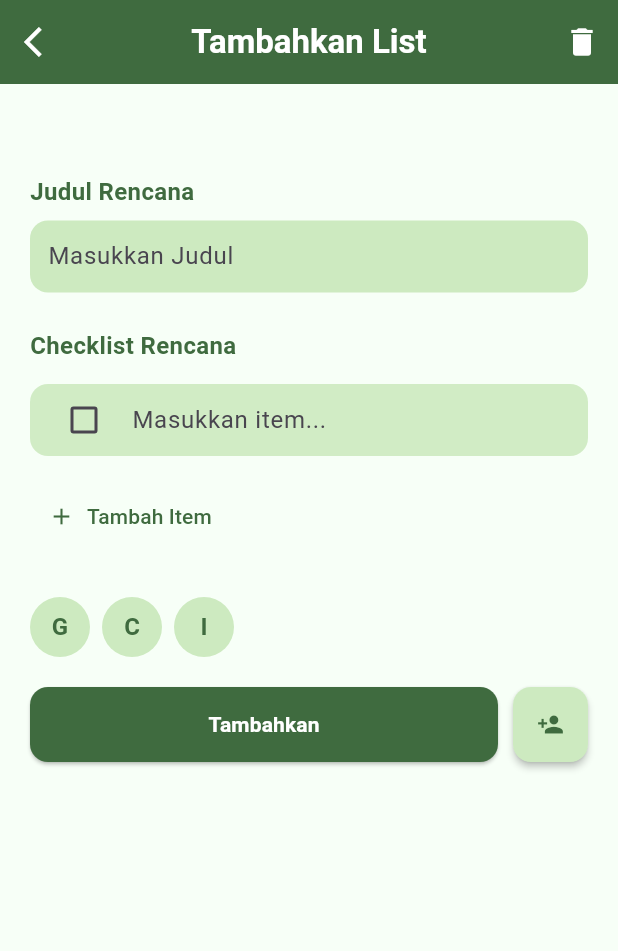
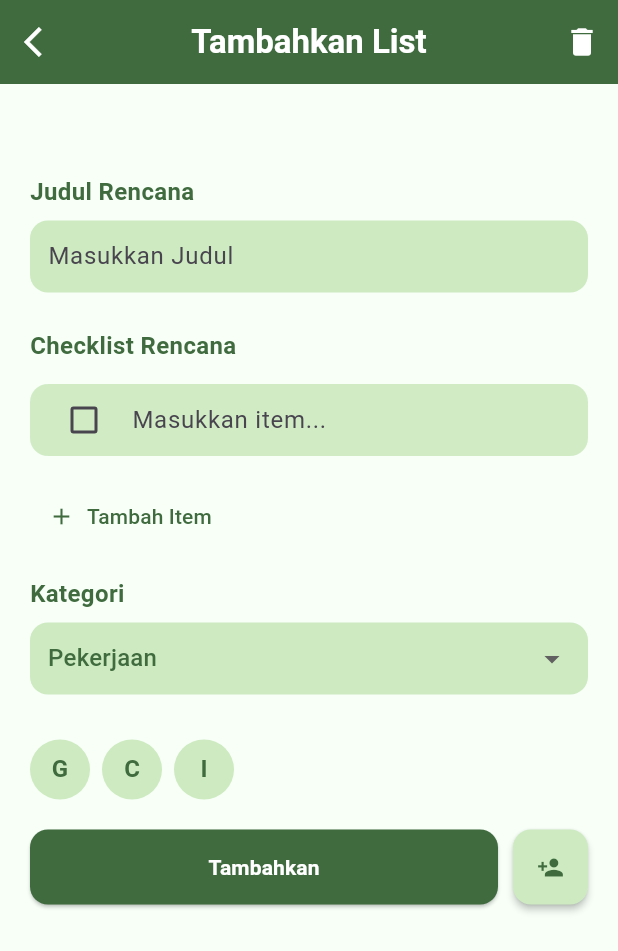
Before and after one commit to christianptrii/TodoApp_Flutter, a Flutter app: the AddScreen screen opened directly, on a phone screen of 412 x 824 dp. Shown: the top 951 px of the screen. Run offline on Flutter 3.47's test engine with Material 3 defaults, Android fonts, the phone set to English and light mode, and no system bars; our stand-ins replace font_awesome_flutter; Roboto replaces fonts that are missing (inter).

Commit message:
Update : Update kategori di halaman tambah note

```diff
--- a/lib/addScreen.dart
+++ b/lib/addScreen.dart
@@ -21,6 +21,15 @@ class _AddScreenState extends State<AddScreen> {
     'gekina01@gmail.com',
     'christianprtii@gmail.com',
     'indiratrij@gmail.com',
+  ];
+
+  String selectedCategory = 'Pekerjaan';
+  final List<String> categories = [
+    'Pekerjaan',
+    'Makanan',
+    'Studi',
+    'Keuangan',
+    'Kreatif',
   ];
 
   @override
@@ -331,6 +340,48 @@ class _AddScreenState extends State<AddScreen> {
                   ),
                 ],
               ),
+              const SizedBox(height: 16),
+              Text(
+                'Kategori',
+                style: TextStyle(
+                  fontSize: 16,
+                  fontWeight: FontWeight.bold,
+                  color: greenText,
+                ),
+              ),
+              const SizedBox(height: 8),
+              Container(
+                decoration: BoxDecoration(
+                  color: pastelGreen,
+                  borderRadius: BorderRadius.circular(12),
+                ),
+                padding: const EdgeInsets.symmetric(horizontal: 12),
+                child: DropdownButtonHideUnderline(
+                  child: DropdownButton<String>(
+                    value: selectedCategory,
+                    icon: const Icon(Icons.arrow_drop_down),
+                    isExpanded: true,
+                    dropdownColor: pastelGreen,
+                    onChanged: (String? newValue) {
+                      setState(() {
+                        selectedCategory = newValue!;
+                      });
+                    },
+                    items:
+                        categories.map<DropdownMenuItem<String>>((
+                          String value,
+                        ) {
+                          return DropdownMenuItem<String>(
+                            value: value,
+                            child: Text(
+                              value,
+                              style: TextStyle(color: greenText),
+                            ),
+                          );
+                        }).toList(),
+                  ),
+                ),
+              ),
               const SizedBox(height: 30),
               SingleChildScrollView(
                 scrollDirection: Axis.horizontal,
```
